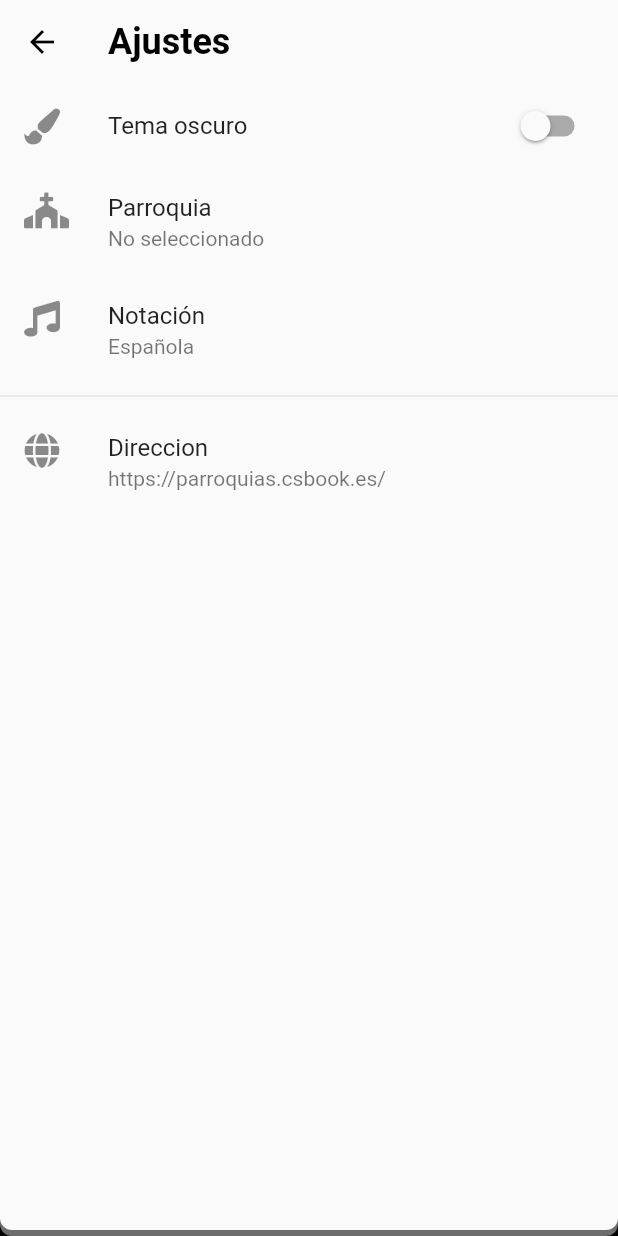
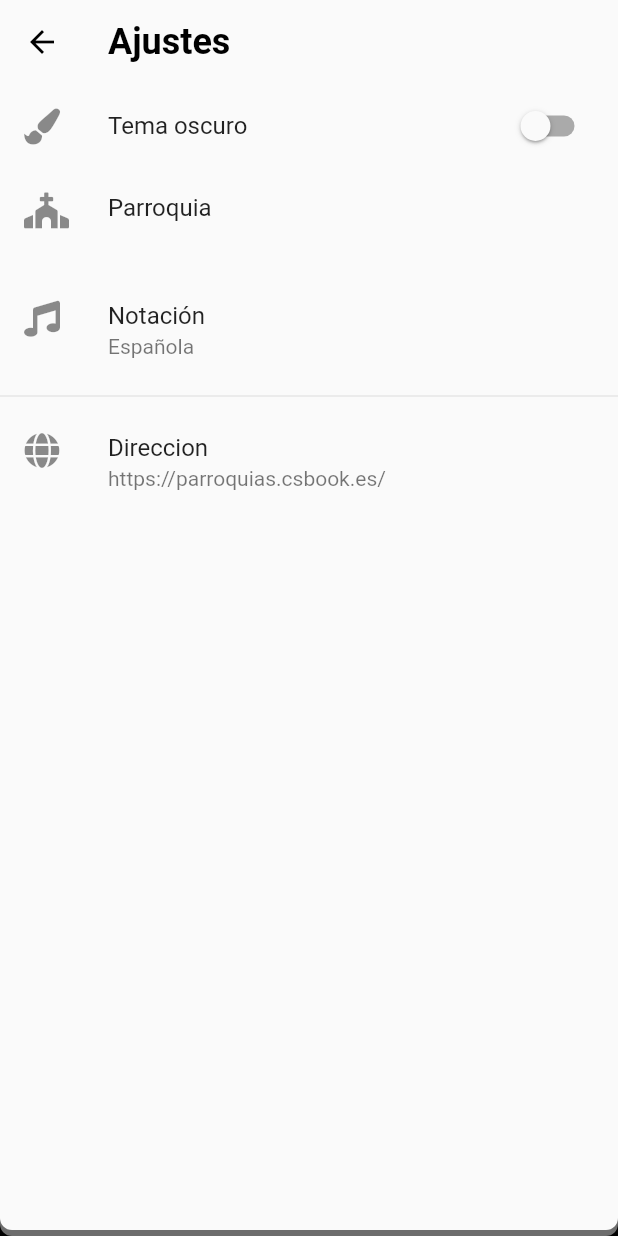
Before and after one commit to kominthanhtut/csbook_app, a Flutter app: the screen it shows after launch, in the side drawer, after a tap on "Ajustes", on a phone screen of 412 x 824 dp. Run offline on Flutter 3.47's test engine with Material 2 defaults, Android fonts, the phone set to English and light mode, and no system bars; our stand-ins replace fluttertoast, font_awesome_flutter, share, shared_preferences, sqflite; missing offline and left inert: screen; accounts and stored records are empty; network calls fail.

Commit message:
Settgins parish

```diff
--- a/lib/pages/settingsScreen.dart
+++ b/lib/pages/settingsScreen.dart
@@ -53,7 +53,7 @@
               ListTile(
                 title: Text("Parroquia"),
                 subtitle:
-                    Text((_parish == null) ? "No seleccionado" : _parish.name),
+                    Text((settings.parishId == null) ? "No seleccionado" : settings.parishName),
                 leading: Icon(FontAwesomeIcons.church),
                 onTap: () {
                   Parish.getAll().then((parishes) {
```
